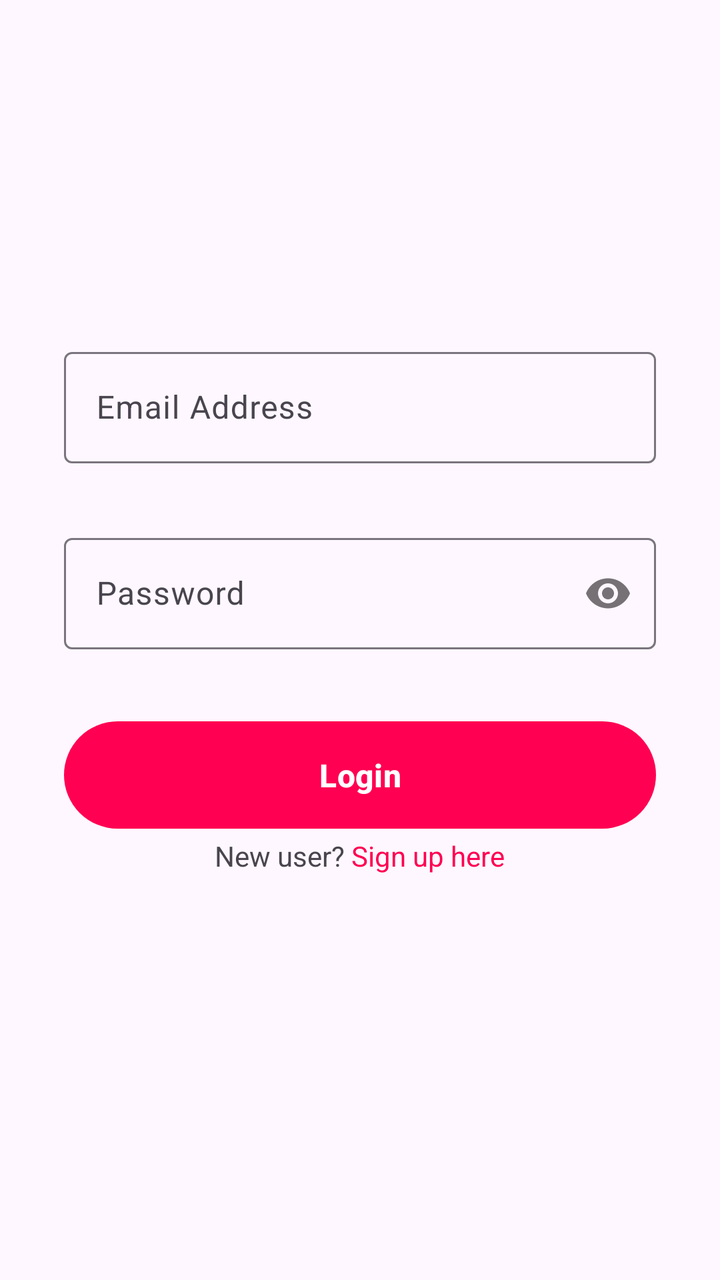
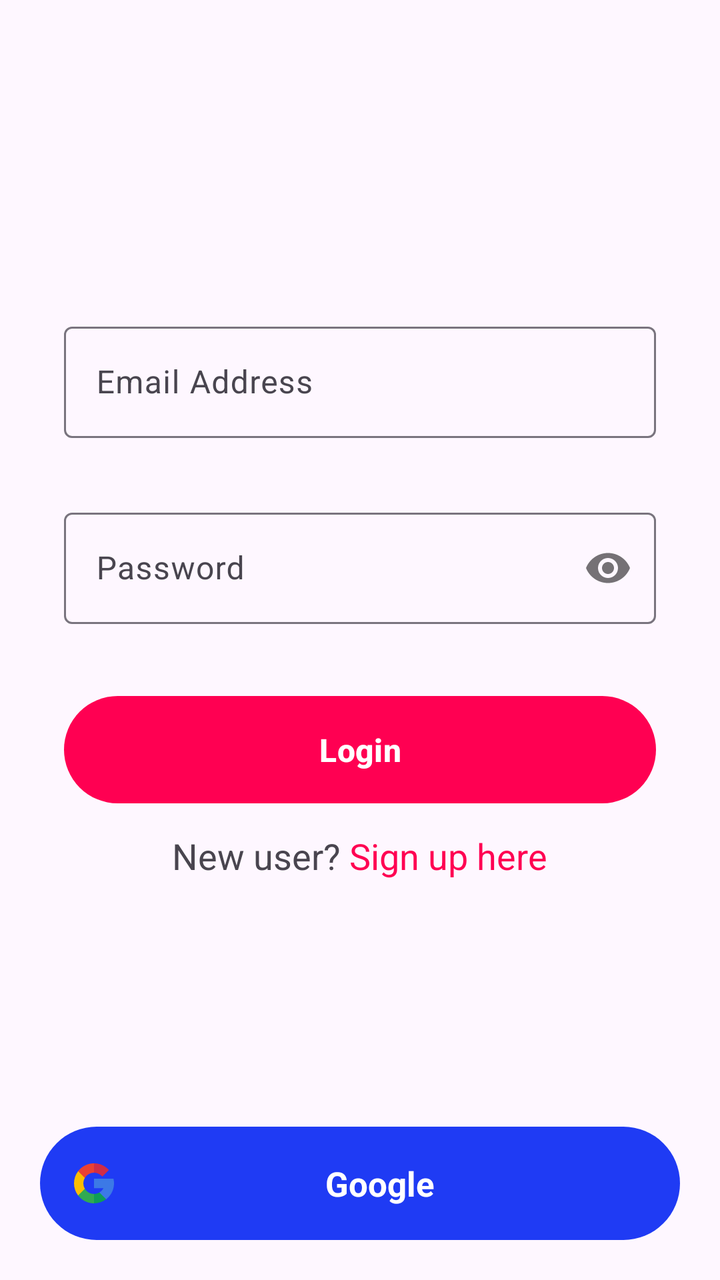

Before-and-after screenshots of an Android layout around one commit, followed by the original layout XML and the change that was made.
<!-- AndroidManifest.xml: application theme Theme.You4me -->
<!-- res/layout/fragment_login.xml -->
<?xml version="1.0" encoding="utf-8"?>
<LinearLayout xmlns:android="http://schemas.android.com/apk/res/android"
    xmlns:app="http://schemas.android.com/apk/res-auto"
    xmlns:tools="http://schemas.android.com/tools"
    android:layout_width="match_parent"
    android:layout_height="match_parent"
    android:gravity="center"
    android:orientation="vertical"
    android:padding="32dp"
    tools:context=".ui.authentication.LoginFragment">

    <com.google.android.material.textfield.TextInputLayout
        android:id="@+id/email_lyt"
        android:layout_width="match_parent"
        android:layout_height="wrap_content"
        android:hint="@string/email_address">

        <com.google.android.material.textfield.TextInputEditText
            android:id="@+id/email"
            android:layout_width="match_parent"
            android:layout_height="match_parent"
            android:inputType="textEmailAddress" />
    </com.google.android.material.textfield.TextInputLayout>

    <com.google.android.material.textfield.TextInputLayout
        android:id="@+id/password_lyt"
        android:layout_width="match_parent"
        android:layout_height="wrap_content"
        android:layout_marginTop="32dp"
        android:hint="@string/password"
        app:passwordToggleEnabled="true">

        <com.google.android.material.textfield.TextInputEditText
            android:id="@+id/password"
            android:layout_width="match_parent"
            android:layout_height="match_parent"
            android:inputType="textPassword" />
    </com.google.android.material.textfield.TextInputLayout>

    <com.google.android.material.button.MaterialButton
        android:id="@+id/login_btn"
        android:layout_width="match_parent"
        android:layout_height="wrap_content"
        android:layout_marginTop="32dp"
        android:padding="16dp"
        android:text="@string/login"
        android:textSize="16sp"
        android:textStyle="bold" />

    <com.google.android.material.progressindicator.CircularProgressIndicator
        android:id="@+id/progress_circular"
        style="@style/Widget.Material3.CircularProgressIndicator.Medium"
        android:layout_marginTop="32dp"
        android:layout_marginBottom="4dp"
        android:layout_width="wrap_content"
        android:layout_height="wrap_content"
        android:visibility="gone"
        android:indeterminate="true" />

    <TextView
        android:id="@+id/sign_up"
        android:layout_width="wrap_content"
        android:layout_height="wrap_content"
        android:layout_gravity="center_horizontal"
        android:layout_marginBottom="32dp"
        android:text="@string/new_user" />

</LinearLayout>
<!-- resources referenced by this layout -->
<resources>
  <string name="email_address">Email Address</string>
  <string name="login">Login</string>
  <string name="new_user">New user? <font fgcolor="#ff0052">Sign up here</font></string>
  <string name="password">Password</string>
  <style name="Theme.You4me" parent="Base.Theme.You4me" />
  <style name="Base.Theme.You4me" parent="Theme.Material3.Light.NoActionBar">
          
           <item name="colorPrimary">@color/primary_pink</item>
      </style>
  <color name="primary_pink">#ffff0052</color>
</resources>

<!-- the commit's change to res/layout/fragment_login.xml (unified diff, before → after) -->
@@ -1,68 +1,98 @@
 <?xml version="1.0" encoding="utf-8"?>
-<LinearLayout xmlns:android="http://schemas.android.com/apk/res/android"
+<androidx.constraintlayout.widget.ConstraintLayout
+    xmlns:android="http://schemas.android.com/apk/res/android"
     xmlns:app="http://schemas.android.com/apk/res-auto"
     xmlns:tools="http://schemas.android.com/tools"
     android:layout_width="match_parent"
-    android:layout_height="match_parent"
-    android:gravity="center"
-    android:orientation="vertical"
-    android:padding="32dp"
-    tools:context=".ui.authentication.LoginFragment">
+    android:layout_height="match_parent">
 
-    <com.google.android.material.textfield.TextInputLayout
-        android:id="@+id/email_lyt"
+    <LinearLayout
+        android:layout_width="match_parent"
+        android:layout_height="match_parent"
+        android:gravity="center"
+        android:orientation="vertical"
+        android:padding="32dp"
+        app:layout_constraintBottom_toBottomOf="parent"
+        app:layout_constraintEnd_toEndOf="parent"
+        app:layout_constraintStart_toStartOf="parent"
+        app:layout_constraintTop_toTopOf="parent"
+        tools:context=".ui.authentication.LoginFragment">
+
+        <com.google.android.material.textfield.TextInputLayout
+            android:id="@+id/email_lyt"
+            android:layout_width="match_parent"
+            android:layout_height="wrap_content"
+            android:hint="@string/email_address">
+
+            <com.google.android.material.textfield.TextInputEditText
+                android:id="@+id/email"
+                android:layout_width="match_parent"
+                android:layout_height="match_parent"
+                android:inputType="textEmailAddress" />
+        </com.google.android.material.textfield.TextInputLayout>
+
+        <com.google.android.material.textfield.TextInputLayout
+            android:id="@+id/password_lyt"
+            android:layout_width="match_parent"
+            android:layout_height="wrap_content"
+            android:layout_marginTop="32dp"
+            android:hint="@string/password"
+            app:passwordToggleEnabled="true">
+
+            <com.google.android.material.textfield.TextInputEditText
+                android:id="@+id/password"
+                android:layout_width="match_parent"
+                android:layout_height="match_parent"
+                android:inputType="textPassword" />
+        </com.google.android.material.textfield.TextInputLayout>
+
+        <com.google.android.material.button.MaterialButton
+            android:id="@+id/login_btn"
+            android:layout_width="match_parent"
+            android:layout_height="wrap_content"
+            android:layout_marginTop="32dp"
+            android:padding="16dp"
+            android:text="@string/login"
+            android:textSize="16sp"
+            android:textStyle="bold" />
+
+        <com.google.android.material.progressindicator.CircularProgressIndicator
+            android:id="@+id/progress_circular"
+            style="@style/Widget.Material3.CircularProgressIndicator.Medium"
+            android:layout_width="wrap_content"
+            android:layout_height="wrap_content"
+            android:layout_marginTop="32dp"
+            android:layout_marginBottom="4dp"
+            android:indeterminate="true"
+            android:visibility="gone" />
+
+        <TextView
+            android:id="@+id/sign_up"
+            android:layout_width="wrap_content"
+            android:layout_height="wrap_content"
+            android:layout_gravity="center_horizontal"
+            android:layout_marginBottom="32dp"
+            android:padding="10dp"
+            android:text="@string/new_user"
+            android:textSize="18sp" />
+
+    </LinearLayout>
+
+
+    <TextView
+        android:id="@+id/googleTv"
         android:layout_width="match_parent"
         android:layout_height="wrap_content"
-        android:hint="@string/email_address">
+        android:layout_margin="@dimen/margin_20dp"
+        android:padding="@dimen/padding_17dp"
+        android:background="@drawable/rectangle_box_button_google"
+        android:gravity="center"
+        android:text="Google"
+        android:textColor="@color/white"
+        android:textSize="17sp"
+        android:textStyle="bold"
+        app:drawableStartCompat="@drawable/google_icon"
+        app:layout_constraintBottom_toBottomOf="parent"
+        app:layout_constraintStart_toStartOf="parent" />
 
-        <com.google.android.material.textfield.TextInputEditText
-            android:id="@+id/email"
-            android:layout_width="match_parent"
-            android:layout_height="match_parent"
-            android:inputType="textEmailAddress" />
-    </com.google.android.material.textfield.TextInputLayout>
-
-    <com.google.android.material.textfield.TextInputLayout
-        android:id="@+id/password_lyt"
-        android:layout_width="match_parent"
-        android:layout_height="wrap_content"
-        android:layout_marginTop="32dp"
-        android:hint="@string/password"
-        app:passwordToggleEnabled="true">
-
-        <com.google.android.material.textfield.TextInputEditText
-            android:id="@+id/password"
-            android:layout_width="match_parent"
-            android:layout_height="match_parent"
-            android:inputType="textPassword" />
-    </com.google.android.material.textfield.TextInputLayout>
-
-    <com.google.android.material.button.MaterialButton
-        android:id="@+id/login_btn"
-        android:layout_width="match_parent"
-        android:layout_height="wrap_content"
-        android:layout_marginTop="32dp"
-        android:padding="16dp"
-        android:text="@string/login"
-        android:textSize="16sp"
-        android:textStyle="bold" />
-
-    <com.google.android.material.progressindicator.CircularProgressIndicator
-        android:id="@+id/progress_circular"
-        style="@style/Widget.Material3.CircularProgressIndicator.Medium"
-        android:layout_marginTop="32dp"
-        android:layout_marginBottom="4dp"
-        android:layout_width="wrap_content"
-        android:layout_height="wrap_content"
-        android:visibility="gone"
-        android:indeterminate="true" />
-
-    <TextView
-        android:id="@+id/sign_up"
-        android:layout_width="wrap_content"
-        android:layout_height="wrap_content"
-        android:layout_gravity="center_horizontal"
-        android:layout_marginBottom="32dp"
-        android:text="@string/new_user" />
-
-</LinearLayout>
+</androidx.constraintlayout.widget.ConstraintLayout>
<!-- resource entries referenced after the edit -->
@@ -1,10 +1,49 @@
 <!-- resources referenced by this layout -->
 <resources>
+  <color name="white">#FFFFFFFF</color>
+  <dimen name="margin_20dp">20dp</dimen>
+  <dimen name="padding_17dp">17dp</dimen>
+  <!-- drawable google_icon (drawable) -->
+  <vector xmlns:android="http://schemas.android.com/apk/res/android"
+      android:width="20dp"
+      android:height="20dp"
+      android:viewportWidth="512"
+      android:viewportHeight="512">
+    <path
+        android:pathData="m120,256c0,-25.367 6.989,-49.13 19.131,-69.477v-86.308h-86.308c-34.255,44.488 -52.823,98.707 -52.823,155.785s18.568,111.297 52.823,155.785h86.308v-86.308c-12.142,-20.347 -19.131,-44.11 -19.131,-69.477z"
+        android:fillColor="#fbbd00"/>
+    <path
+        android:pathData="m256,392 l-60,60 60,60c57.079,0 111.297,-18.568 155.785,-52.823v-86.216h-86.216c-20.525,12.186 -44.388,19.039 -69.569,19.039z"
+        android:fillColor="#0f9d58"/>
+    <path
+        android:pathData="m139.131,325.477 l-86.308,86.308c6.782,8.808 14.167,17.243 22.158,25.235 48.352,48.351 112.639,74.98 181.019,74.98v-120c-49.624,0 -93.117,-26.72 -116.869,-66.523z"
+        android:fillColor="#31aa52"/>
+    <path
+        android:pathData="m512,256c0,-15.575 -1.41,-31.179 -4.192,-46.377l-2.251,-12.299h-249.557v120h121.452c-11.794,23.461 -29.928,42.602 -51.884,55.638l86.216,86.216c8.808,-6.782 17.243,-14.167 25.235,-22.158 48.352,-48.353 74.981,-112.64 74.981,-181.02z"
+        android:fillColor="#3c79e6"/>
+    <path
+        android:pathData="m352.167,159.833 l10.606,10.606 84.853,-84.852 -10.606,-10.606c-48.352,-48.352 -112.639,-74.981 -181.02,-74.981l-60,60 60,60c36.326,0 70.479,14.146 96.167,39.833z"
+        android:fillColor="#cf2d48"/>
+    <path
+        android:pathData="m256,120v-120c-68.38,0 -132.667,26.629 -181.02,74.98 -7.991,7.991 -15.376,16.426 -22.158,25.235l86.308,86.308c23.753,-39.803 67.246,-66.523 116.87,-66.523z"
+        android:fillColor="#eb4132"/>
+  </vector>
+  <!-- drawable rectangle_box_button_google (drawable) -->
+  <?xml version="1.0" encoding="UTF-8"?>
+  <shape xmlns:android="http://schemas.android.com/apk/res/android" android:id="@+id/listview_background_shape">
+      <padding android:left="2dp"
+          android:top="2dp"
+          android:right="2dp"
+          android:bottom="2dp" />
+      <corners android:radius="50dp" />
+      <solid android:color="@color/blue" />
+  </shape>
   <string name="email_address">Email Address</string>
   <string name="login">Login</string>
   <string name="new_user">New user? <font fgcolor="#ff0052">Sign up here</font></string>
   <string name="password">Password</string>
   <style name="Theme.You4me" parent="Base.Theme.You4me" />
+  <color name="blue">#1F3BF4</color>
   <style name="Base.Theme.You4me" parent="Theme.Material3.Light.NoActionBar">
           
            <item name="colorPrimary">@color/primary_pink</item>
